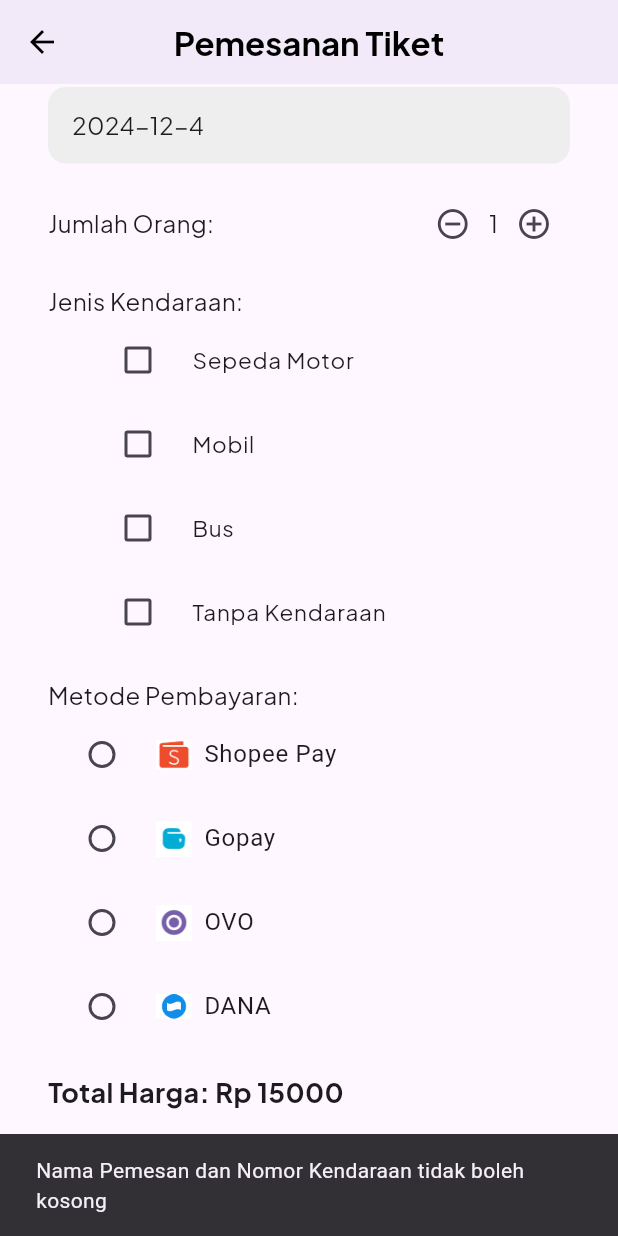
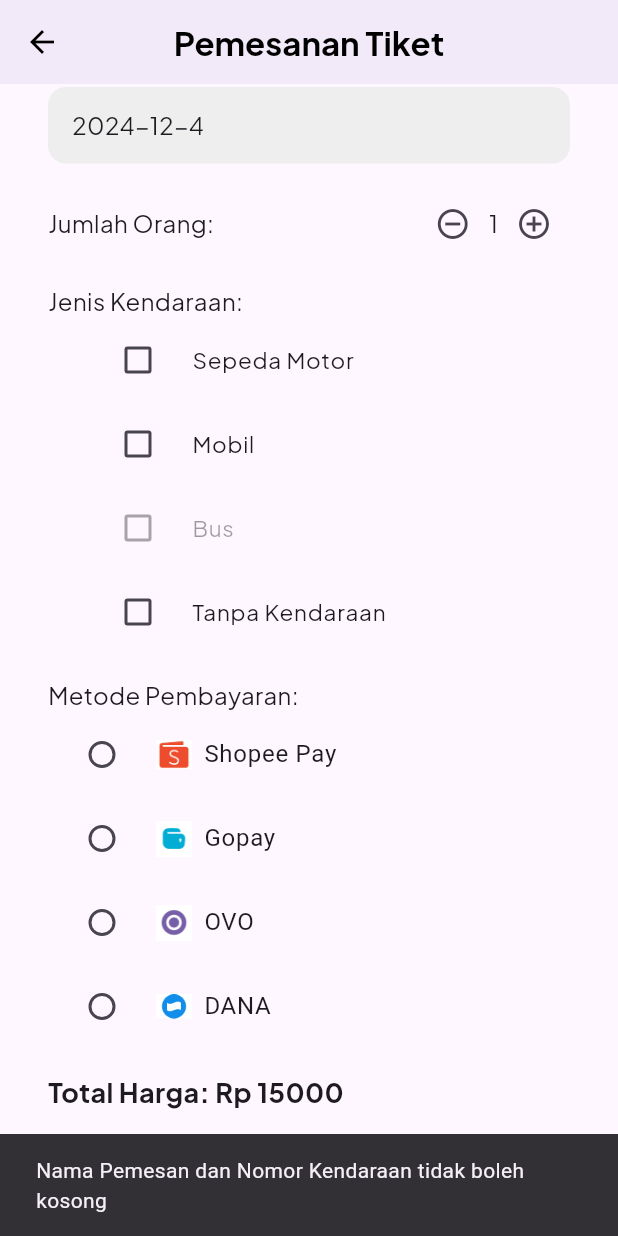
Before and after one commit to AndrewMatanari/Tahura-Mobile, a Flutter app: the PemesananTiketScreen screen opened directly, scrolled down 245 dp, after a tap on the "add circle outline" icon, after a tap on "Bayar", on a phone screen of 412 x 824 dp. Run offline on Flutter 3.47's test engine with Material 3 defaults, Android fonts, the phone set to English and light mode, and no system bars; our stand-ins replace firebase_auth, firebase_core, google_fonts, google_sign_in, qr_flutter, shared_preferences; accounts and stored records are empty.

Commit message:
aplikasi siap dinikmati anjing

```diff
--- a/lib/screen/pesan_tiket.dart
+++ b/lib/screen/pesan_tiket.dart
@@ -119,10 +119,10 @@ class _PemesananTiketScreenState extends State<PemesananTiketScreen> {
     });
 
     // Check if the ticket type and vehicle constraints are satisfied
-    if (_jenisTiket == 'Rombongan' && _jumlahOrang < 15) {
+    if (_jenisTiket == 'Rombongan' && _jumlahOrang < 30) {
       ScaffoldMessenger.of(context).showSnackBar(
         const SnackBar(
-            content: Text('Untuk tiket rombongan, jumlah orang minimal 15')),
+            content: Text('Untuk tiket rombongan, jumlah orang minimal 30')),
       );
       return;
     }
@@ -141,9 +141,9 @@ class _PemesananTiketScreenState extends State<PemesananTiketScreen> {
       return;
     }
 
-    if (_kendaraan == 'Bus' && _jumlahOrang < 15) {
+    if (_kendaraan == 'Bus' && _jumlahOrang < 30) {
       ScaffoldMessenger.of(context).showSnackBar(
-        const SnackBar(content: Text('Bus minimal untuk 15 orang')),
+        const SnackBar(content: Text('Bus minimal untuk 30 orang')),
       );
       return;
     }
@@ -190,6 +190,8 @@ class _PemesananTiketScreenState extends State<PemesananTiketScreen> {
     }
   }
 
+  bool enable = true;
+
   @override
   Widget build(BuildContext context) {
     return Scaffold(
@@ -230,8 +232,8 @@ class _PemesananTiketScreenState extends State<PemesananTiketScreen> {
                   onChanged: (value) {
                     setState(() {
                       _jenisTiket = value.toString();
-                      _jumlahOrang =
-                          1; // Reset people count when ticket type changes
+                      _jumlahOrang = 1; // Reset people count when ticket type changes
+                      enable = true;
                     });
                   },
                 ),
@@ -244,7 +246,8 @@ class _PemesananTiketScreenState extends State<PemesananTiketScreen> {
                   onChanged: (value) {
                     setState(() {
                       _jenisTiket = value.toString();
-                      _jumlahOrang = 15; // Set default to 15 for Rombongan
+                      _jumlahOrang = 30;
+                      enable = false;
                     });
                   },
                 ),
@@ -316,8 +319,10 @@ class _PemesananTiketScreenState extends State<PemesananTiketScreen> {
                           if (_jenisTiket == 'Perorang' &&
                               (_kendaraan == 'Sepeda Motor' &&
                                       _jumlahOrang < 2 ||
-                                  _kendaraan == 'Mobil' && _jumlahOrang < 6 ||
-                                  _kendaraan == 'Bus' && _jumlahOrang < 15)) {
+                                  _kendaraan == 'Mobil' && _jumlahOrang < 6)
+                          ) {
+                            _jumlahOrang++;
+                          } else if(_jenisTiket == 'Rombongan' && _kendaraan == 'Bus' && _jumlahOrang < 30) {
                             _jumlahOrang++;
                           }
                           _hitungHarga(); // Recalculate the price
@@ -334,10 +339,10 @@ class _PemesananTiketScreenState extends State<PemesananTiketScreen> {
                 style: GoogleFonts.plusJakartaSans(fontSize: 16.0)),
             Column(
               children: [
-                _buildCheckbox('Sepeda Motor', 'Sepeda Motor'),
-                _buildCheckbox('Mobil', 'Mobil'),
-                _buildCheckbox('Bus', 'Bus'),
-                _buildCheckbox('Tanpa Kendaraan', 'Tanpa Kendaraan'),
+                _buildCheckbox('Sepeda Motor', 'Sepeda Motor', enable),
+                _buildCheckbox('Mobil', 'Mobil', enable),
+                _buildCheckbox('Bus', 'Bus', !enable),
+                _buildCheckbox('Tanpa Kendaraan', 'Tanpa Kendaraan', enable),
               ],
             ),
             SizedBox(height: 16.0),
@@ -439,10 +444,11 @@ class _PemesananTiketScreenState extends State<PemesananTiketScreen> {
     );
   }
 
-  Widget _buildCheckbox(String label, String value) {
+  Widget _buildCheckbox(String label, String value, bool isDisable) {
     return Container(
       width: 300,
       child: CheckboxListTile(
+        enabled: isDisable,
         value: _kendaraan == value,
         onChanged: (selected) {
           setState(() {
--- a/lib/screen/splash_screen.dart
+++ b/lib/screen/splash_screen.dart
@@ -33,7 +33,7 @@ class _SplashScreenState extends State<SplashScreen>
       const Duration(seconds: 3),
       () => Navigator.pushReplacement(
         context,
-        MaterialPageRoute(builder: (context) => HomeScreen()),
+        MaterialPageRoute(builder: (context) => const LoginScreen()),
       ),
     );
   }
--- a/lib/screen/tike_screnn.dart
+++ b/lib/screen/tike_screnn.dart
@@ -55,7 +55,7 @@ class _QRCodeScreenState extends State<QRCodeScreen> {
           });
         } else if (data is Map<String, dynamic>) {
           // Jika data adalah Map, langsung ambil nilai
-          final kodeTiket = (data['data'].last['id']).toString(); // Ambil kode tiket
+          final kodeTiket = (data['data'].first['id']).toString(); // Ambil kode tiket
           print('INI KODE TIKET: --------- ${kodeTiket} ------------');
           setState(() {
             transactionId = kodeTiket;
```
Also changed, not shown: 8 other files.
